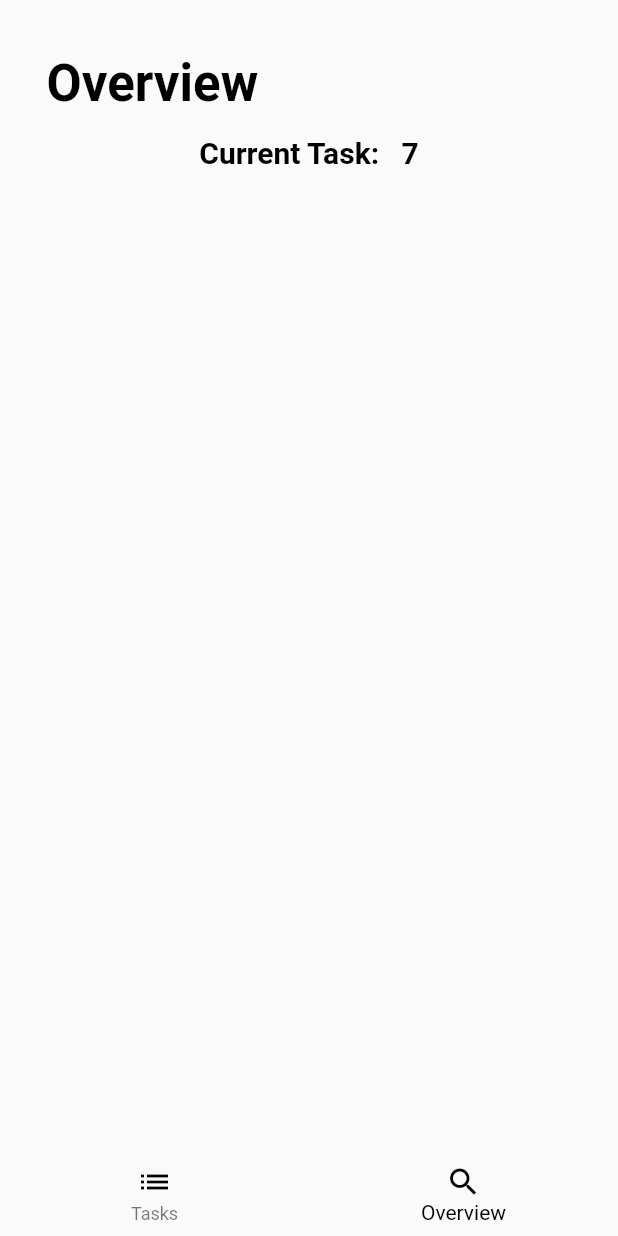
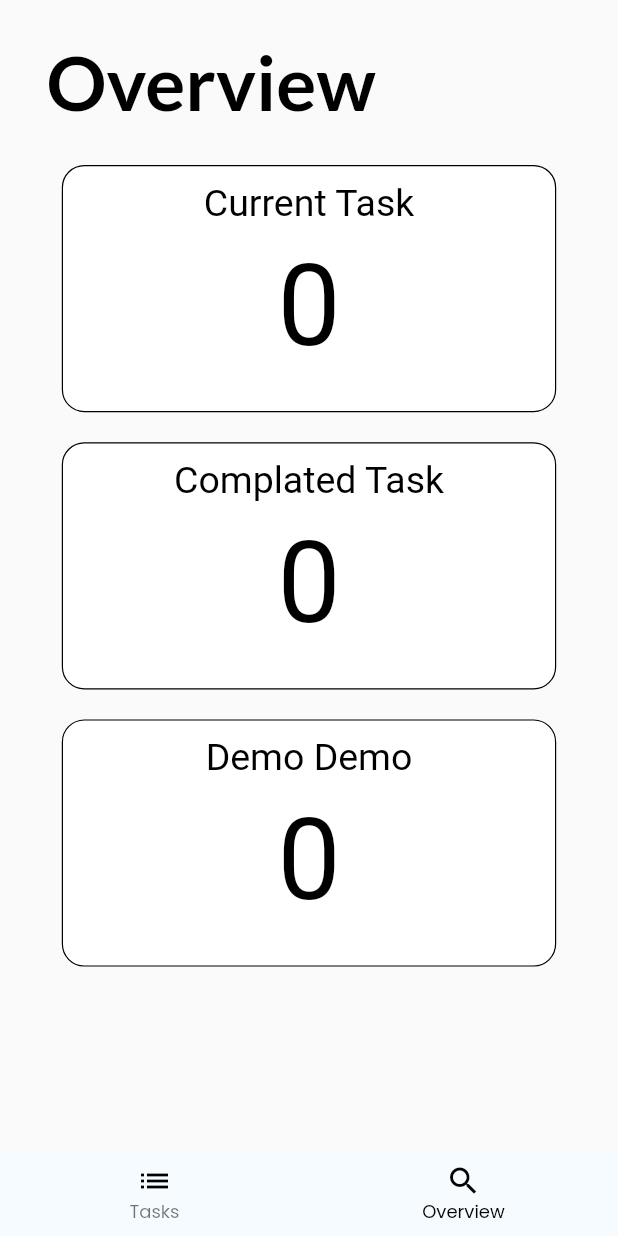
Before and after one commit to thedemir/my_to_do, a Flutter app: the screen it shows after launch, item 2 of the bottom bar chosen, on a phone screen of 412 x 824 dp. Run offline on Flutter 3.47's test engine with Material 2 defaults, Android fonts, the light colour scheme and no system bars; our stand-ins replace flutter_slidable, google_fonts, hive_flutter; accounts and stored records are empty; statements that could not run were skipped.

Commit message:
overview (current count)

```diff
--- a/lib/constans.dart
+++ b/lib/constans.dart
@@ -1,11 +1,29 @@
 import 'package:flutter/material.dart';
+import 'package:google_fonts/google_fonts.dart';
 
-const Color bgColor = Colors.white; //Color(0xFFF5FBFF)
+const Color bgColor = Color(0xFFF5FBFF); //Color(0xFFF5FBFF)
 const Color buttonColor = Color(0xFF7895B2);
 const Color textColor = Colors.black;
 
 const String title = "To Do";
 
 class CustomTextStyle {
-  static TextStyle toDoTextStyle = const TextStyle(fontSize: 18);
+  static TextStyle toDoTextStyle = GoogleFonts.poppins(
+    color: Colors.black,
+    fontSize: 20,
+  );
+
+  static TextStyle appBarTitle = GoogleFonts.lato(
+      color: Colors.black, fontSize: 50, fontWeight: FontWeight.bold);
+
+  static TextStyle bottomNavBarStyle = GoogleFonts.poppins(
+    color: Colors.black,
+    fontSize: 12,
+  );
+
+  static TextStyle bottomNavBarStyleSelected = GoogleFonts.poppins(
+      color: Colors.black, fontSize: 12, fontWeight: FontWeight.w400);
+
+  static TextStyle cardTitlestyle = GoogleFonts.lato(
+      color: Colors.red, fontSize: 12, fontWeight: FontWeight.w400);
 }
--- a/lib/model/to_do_model.dart
+++ b/lib/model/to_do_model.dart
@@ -2,12 +2,14 @@ import 'package:hive_flutter/hive_flutter.dart';
 
 class ToDoModel {
   List toDoList = [];
+  List complatedList = [];
+  int toDoCount = 0;
 
   final _mybox = Hive.box('mybox'); //reference
 
   void createInitialData() {
     toDoList = [
-      ["I'm ready for use app", false],
+      ["I am ready for start", false],
     ];
   }
 
--- a/lib/pages/home_page.dart
+++ b/lib/pages/home_page.dart
@@ -1,6 +1,7 @@
 import 'package:flutter/material.dart';
 import 'package:flutter/src/foundation/key.dart';
 import 'package:flutter/src/widgets/framework.dart';
+import 'package:my_to_do/constans.dart';
 import 'package:my_to_do/pages/over_view.dart';
 import 'package:my_to_do/pages/to_do_view.dart';
 
@@ -24,12 +25,17 @@ class _HomePageState extends State<HomePage> {
             _currentindex = index;
           });
         }),
+        backgroundColor: bgColor,
         selectedItemColor: Colors.black,
         currentIndex: _currentindex,
         elevation: 0,
+        selectedLabelStyle: CustomTextStyle.bottomNavBarStyle,
+        unselectedLabelStyle: CustomTextStyle.bottomNavBarStyle,
         items: const [
           BottomNavigationBarItem(
-              icon: Icon(Icons.list, color: Colors.black), label: "Tasks"),
+            icon: Icon(Icons.list, color: Colors.black),
+            label: "Tasks",
+          ),
           BottomNavigationBarItem(
               icon: Icon(Icons.search, color: Colors.black), label: "Overview"),
         ],
--- a/lib/pages/over_view.dart
+++ b/lib/pages/over_view.dart
@@ -1,5 +1,10 @@
+import 'dart:async';
+import 'dart:developer';
+
 import 'package:flutter/material.dart';
+import 'package:my_to_do/model/to_do_model.dart';
 import 'package:my_to_do/pages/to_do_view.dart';
+import 'package:my_to_do/widgets/overview_card.dart';
 import '../constans.dart';
 
 class OverView extends StatefulWidget {
@@ -10,9 +15,18 @@ class OverView extends StatefulWidget {
 }
 
 class _OverViewState extends State<OverView> {
+  ToDoModel database = ToDoModel();
+  late int toDoCount;
+
   @override
+  void initState() {
+    database.loadData();
+    toDoCount = database.complatedList.length;
+  }
+
   @override
   Widget build(BuildContext context) {
+    log((" overview ${database.toDoList.length}"));
     return Scaffold(
       appBar: AppBar(
         toolbarHeight: 90,
@@ -22,24 +36,25 @@ class _OverViewState extends State<OverView> {
           padding: const EdgeInsets.only(left: 15, top: 20),
           child: Text(
             "Overview",
-            style: Theme.of(context)
-                .textTheme
-                .headline4
-                ?.copyWith(color: textColor, fontWeight: FontWeight.bold),
+            style: CustomTextStyle.appBarTitle,
           ),
         ),
       ),
-      body: Center(
-        child: Column(
-          mainAxisAlignment: MainAxisAlignment.start,
-          crossAxisAlignment: CrossAxisAlignment.start,
-          children: [
-            Text("Current Task:   7",
-                style: Theme.of(context)
-                    .textTheme
-                    .headline6
-                    ?.copyWith(color: textColor, fontWeight: FontWeight.bold)),
-          ],
+      body: Padding(
+        padding: const EdgeInsets.symmetric(horizontal: 20),
+        child: Center(
+          child: Column(
+            mainAxisAlignment: MainAxisAlignment.start,
+            crossAxisAlignment: CrossAxisAlignment.center,
+            children: [
+              OverViewCart(
+                  title: "Current Task", count: database.toDoList.length),
+              OverViewCart(
+                  title: "Complated Task",
+                  count: database.complatedList.length),
+              OverViewCart(title: "Demo Demo", count: database.toDoCount),
+            ],
+          ),
         ),
       ),
     );
--- /dev/null
+++ b/lib/widgets/overview_card.dart
@@ -0,0 +1,42 @@
+import 'package:flutter/material.dart';
+import 'package:my_to_do/constans.dart';
+
+class OverViewCart extends StatelessWidget {
+  final String title;
+  final int count;
+  const OverViewCart({Key? key, required this.count, required this.title})
+      : super(key: key);
+
+  @override
+  Widget build(BuildContext context) {
+    return Padding(
+      padding: const EdgeInsets.only(top: 20),
+      child: Container(
+        height: MediaQuery.of(context).size.height * 0.2,
+        width: MediaQuery.of(context).size.width * 0.8,
+        decoration: BoxDecoration(
+          border: Border.all(width: 0.8),
+          color: Colors.white,
+          borderRadius: BorderRadius.circular(15),
+        ),
+        child: Center(
+          child: Column(
+            children: [
+              Padding(
+                padding: const EdgeInsets.only(top: 10, bottom: 10),
+                child: Text(
+                  title,
+                  style: TextStyle(color: Colors.black, fontSize: 25),
+                ),
+              ),
+              Text(
+                "$count",
+                style: TextStyle(color: Colors.black, fontSize: 75),
+              )
+            ],
+          ),
+        ),
+      ),
+    );
+  }
+}
--- a/pubspec.yaml
+++ b/pubspec.yaml
@@ -38,6 +38,7 @@ dependencies:
   google_fonts: ^3.0.1
   hive: ^2.2.3
   hive_flutter: ^1.1.0
+  flutter_slidable: ^1.2.0
 
 dev_dependencies:
   flutter_test:
```
Also changed, not shown: lib/pages/to_do_view.dart (+16 -5 lines), lib/widgets/to_do_tile.dart (+17 -3 lines), pubspec.lock.
